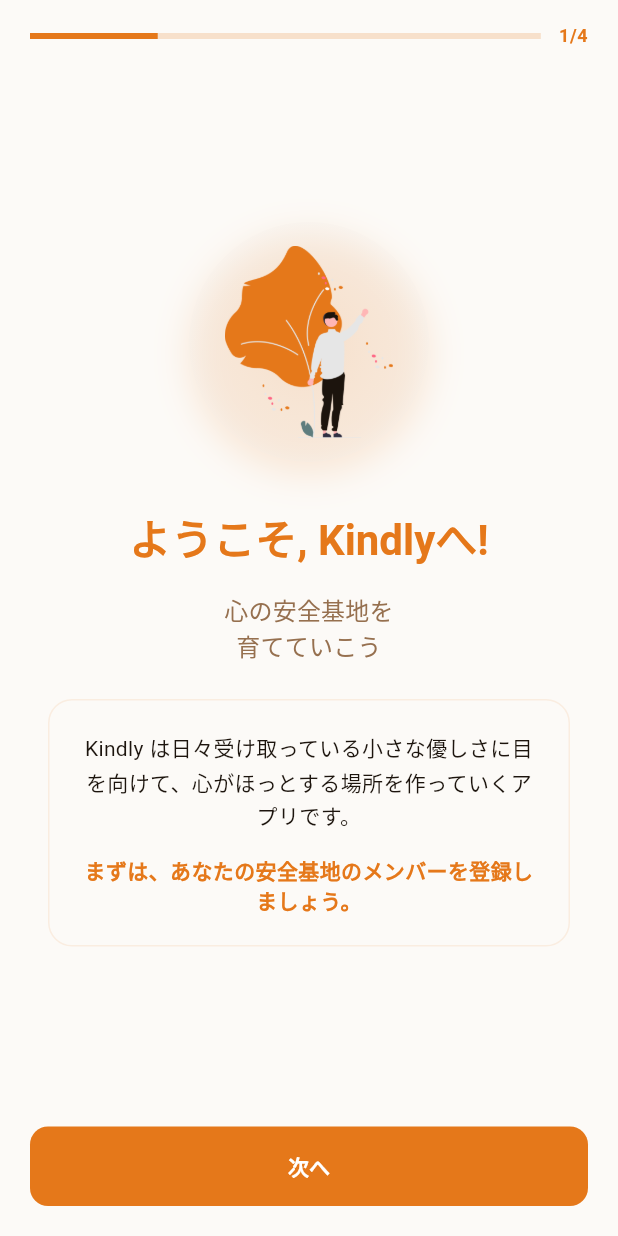
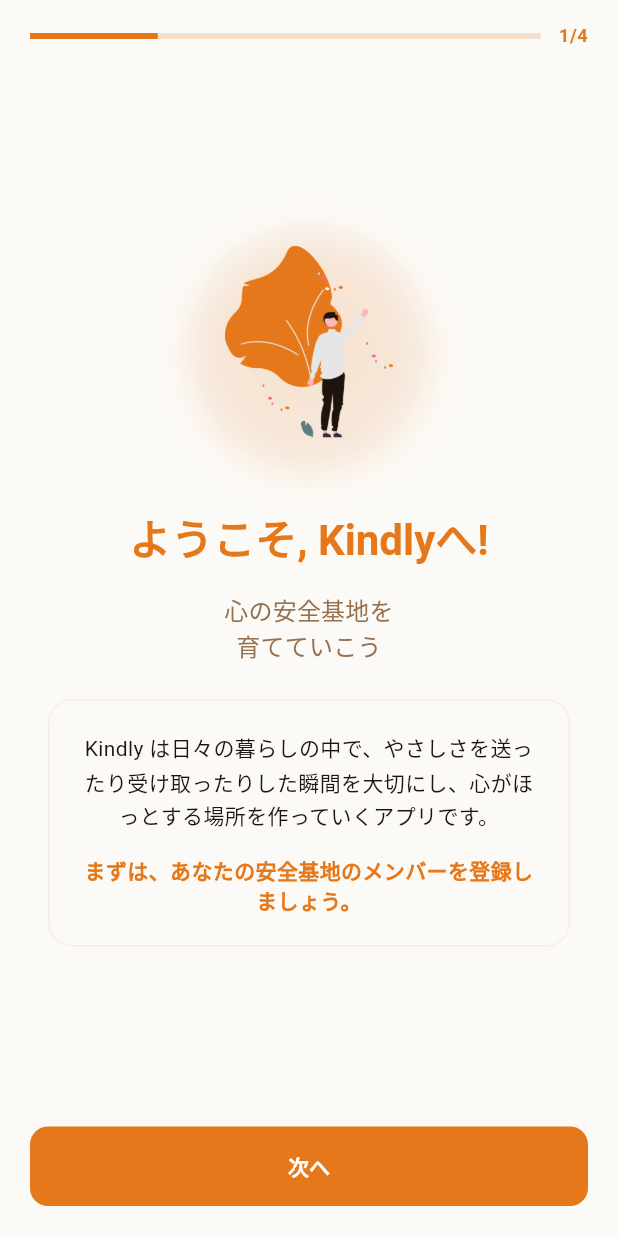
Before and after one commit to dmaruyama-51/secure-base-app-flutter, a Flutter app: the TutorialPage screen opened by its route, on a phone screen of 412 x 824 dp. Run offline on Flutter 3.47's test engine with Material 3 defaults, Android fonts, the phone set to English and light mode, and no system bars; our stand-ins replace fl_chart, flutter_dotenv, go_router, google_fonts, shared_preferences, supabase_flutter; accounts and stored records are empty.

Commit message:
文言修正

```diff
--- a/lib/views/tutorial/tutorial_page.dart
+++ b/lib/views/tutorial/tutorial_page.dart
@@ -207,7 +207,7 @@
             child: Column(
               children: [
                 Text(
-                  'Kindly は日々受け取っている小さな優しさに目を向けて、心がほっとする場所を作っていくアプリです。',
+                  'Kindly は日々の暮らしの中で、やさしさを送ったり受け取ったりした瞬間を大切にし、心がほっとする場所を作っていくアプリです。',
                   textAlign: TextAlign.center,
                   style: theme.textTheme.bodyMedium?.copyWith(
                     color: AppColors.text,
@@ -306,7 +306,7 @@
           ),
           const SizedBox(height: 8),
           Text(
-            'あなたにやさしさを向けてくれる大切な人を登録しましょう。\n家族、友人、恋人など、どなたでも構いません。\nメンバーは後から変更や追加もできます。',
+            'まずは１人、大切な人を登録してみましょう。\n家族、友人、恋人など、どなたでも構いません。\nメンバーは後から変更や追加もできます。',
             style: theme.textTheme.bodyMedium?.copyWith(
               color: AppColors.textLight,
               fontSize: 13,
@@ -463,7 +463,7 @@
               Icon(Icons.edit_note, size: 20, color: theme.colorScheme.primary),
               const SizedBox(width: 8),
               Text(
-                '最初の優しさを記録してみましょう',
+                '最初のやさしさ記録をしてみましょう',
                 style: theme.textTheme.titleMedium?.copyWith(
                   fontWeight: FontWeight.w700,
                   color: theme.colorScheme.primary,
@@ -473,7 +473,7 @@
           ),
           const SizedBox(height: 8),
           Text(
-            '最近${viewModel.kindnessGiverName}さんから受け取った小さな優しさはありませんか？\n些細なことでも構いません。この記録はスキップも可能です。',
+            '最近${viewModel.kindnessGiverName}さんから受け取った、あるいは送った小さな優しさはありませんか？\n些細なことでも構いません。この記録はスキップも可能です。',
             style: theme.textTheme.bodyMedium?.copyWith(
               color: AppColors.textLight,
               fontSize: 13,
```
